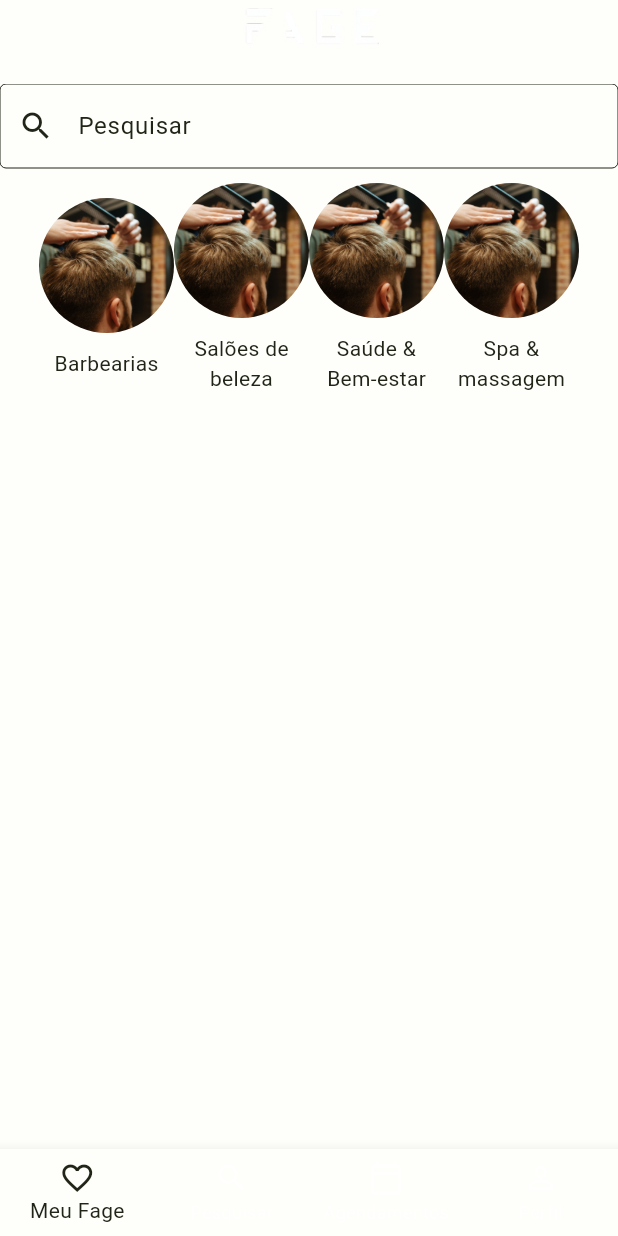
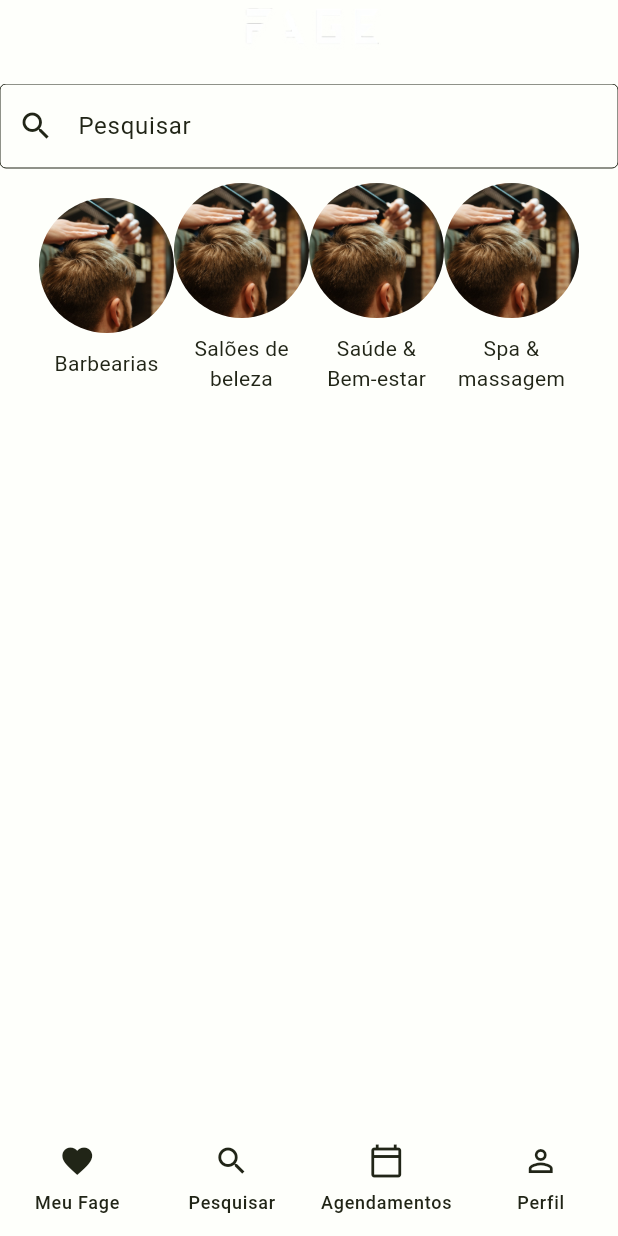
Before and after one commit to FAGE-Project/FAGE-Frontend, a Flutter app: the screen it shows after launch, on a phone screen of 412 x 824 dp. Run offline on Flutter 3.47's test engine with Material 2 defaults, Android fonts, the phone set to English and light mode, and no system bars.

Commit message:
Desenvolvimento da tela inicial do app

```diff
--- a/lib/pages/home.dart
+++ b/lib/pages/home.dart
@@ -9,31 +9,50 @@ class Home extends StatefulWidget {
 }
 
 class _HomeState extends State<Home> {
+  var currentPageIndex = 0;
+
   @override
   Widget build(BuildContext context) {
     return Scaffold(
-      bottomNavigationBar: BottomNavigationBar(
-          type: BottomNavigationBarType.fixed,
-          currentIndex: 0,
-          items: [
-            const BottomNavigationBarItem(
-                icon: Icon(Icons.favorite_outline), label: "Meu Fage"),
-            const BottomNavigationBarItem(
-                icon: Icon(Icons.search), label: "Pesquisar"),
-            const BottomNavigationBarItem(
-                icon: Icon(Icons.calendar_today_outlined),
-                label: "Agendamentos"),
-            const BottomNavigationBarItem(
-                icon: Icon(Icons.person_outline), label: "Perfil"),
-          ]),
       appBar: AppBar(
         title: Image.asset("assets/images/fage-logo-white.png", scale: 2),
         centerTitle: true,
       ),
-      body: const Column(
+      bottomNavigationBar: NavigationBar(
+        onDestinationSelected: (int index) {
+          setState(() {
+            currentPageIndex = index;
+          });
+        },
+        indicatorColor: Colors.transparent,
+        selectedIndex: currentPageIndex,
+        destinations: const <Widget>[
+          NavigationDestination(
+            selectedIcon: Icon(Icons.favorite),
+            icon: Icon(Icons.favorite_outline),
+            label: "Meu Fage",
+          ),
+          NavigationDestination(
+            icon: Icon(Icons.search),
+            selectedIcon: Icon(Icons.search),
+            label: "Pesquisar",
+          ),
+          NavigationDestination(
+            selectedIcon: Icon(Icons.calendar_today),
+            icon: Icon(Icons.calendar_today_outlined),
+            label: "Agendamentos",
+          ),
+          NavigationDestination(
+            selectedIcon: Icon(Icons.person),
+            icon: Icon(Icons.person_outline),
+            label: "Perfil",
+          ),
+        ],
+      ),
+      body: <Widget>[
+        const Column(
           children: [
-          CustomTextFormField(
-              labelText: "Pesquisar", prefixIcon: Icons.search),
+            CustomTextFormField(labelText: "Pesquisar", prefixIcon: Icons.search),
             SizedBox(height: 10),
             SingleChildScrollView(
               scrollDirection: Axis.horizontal,
@@ -44,8 +63,8 @@ class _HomeState extends State<Home> {
                       CircleAvatar(
                           backgroundColor: Colors.transparent,
                           minRadius: 45,
-                        backgroundImage: AssetImage("assets/images/barbeiro.jpg")
-                    ),
+                          backgroundImage:
+                          AssetImage("assets/images/barbeiro.jpg")),
                       SizedBox(height: 10),
                       Text("Barbearias")
                     ],
@@ -55,8 +74,8 @@ class _HomeState extends State<Home> {
                       CircleAvatar(
                           backgroundColor: Colors.transparent,
                           minRadius: 45,
-                        backgroundImage: AssetImage("assets/images/barbeiro.jpg")
-                    ),
+                          backgroundImage:
+                          AssetImage("assets/images/barbeiro.jpg")),
                       SizedBox(height: 10),
                       Text("Salões de\nbeleza", textAlign: TextAlign.center)
                     ],
@@ -66,10 +85,13 @@ class _HomeState extends State<Home> {
                       CircleAvatar(
                           backgroundColor: Colors.transparent,
                           minRadius: 45,
-                        backgroundImage: AssetImage("assets/images/barbeiro.jpg")
-                    ),
+                          backgroundImage:
+                          AssetImage("assets/images/barbeiro.jpg")),
                       SizedBox(height: 10),
-                    Text("Saúde &\nBem-estar", textAlign: TextAlign.center,)
+                      Text(
+                        "Saúde &\nBem-estar",
+                        textAlign: TextAlign.center,
+                      )
                     ],
                   ),
                   Column(
@@ -77,10 +99,13 @@ class _HomeState extends State<Home> {
                       CircleAvatar(
                           backgroundColor: Colors.transparent,
                           minRadius: 45,
-                        backgroundImage: AssetImage("assets/images/barbeiro.jpg")
-                    ),
+                          backgroundImage:
+                          AssetImage("assets/images/barbeiro.jpg")),
                       SizedBox(height: 10),
-                    Text("Spa &\nmassagem", textAlign: TextAlign.center,)
+                      Text(
+                        "Spa &\nmassagem",
+                        textAlign: TextAlign.center,
+                      )
                     ],
                   ),
                 ],
@@ -88,6 +113,10 @@ class _HomeState extends State<Home> {
             ),
           ],
         ),
+        Container(),
+        Container(),
+        Container(),
+      ][currentPageIndex],
     );
   }
 }
```
Lines whose indentation alone changed are shown as unchanged.
